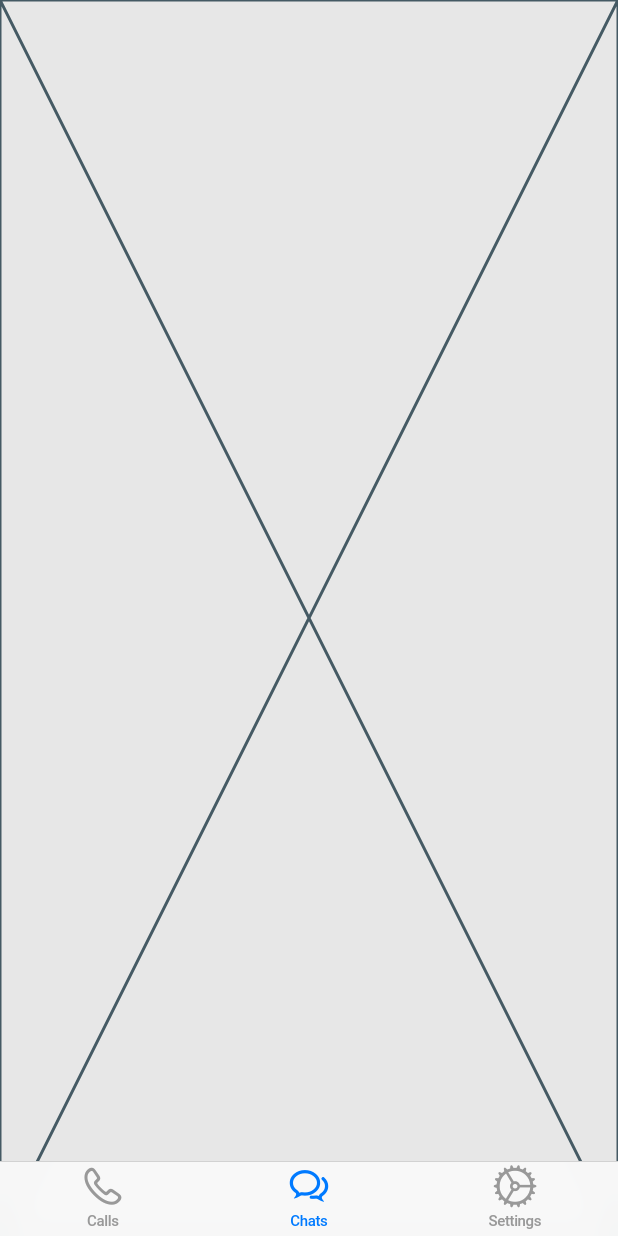
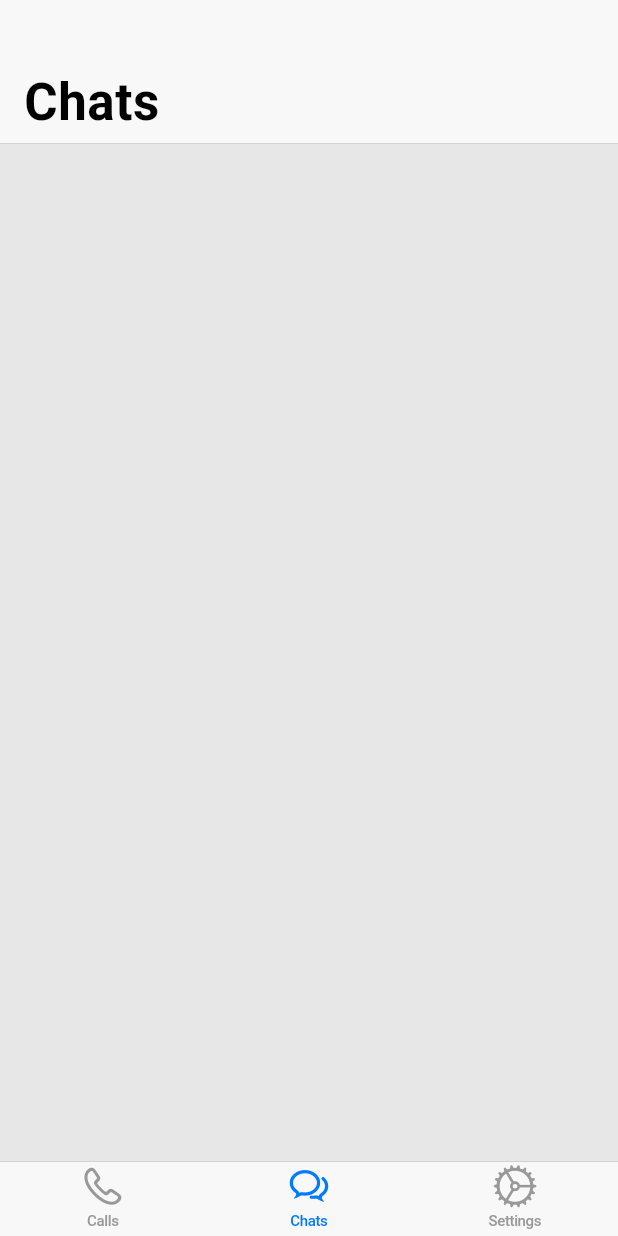
Before and after one commit to akosijho/flutter_cupertino, a Flutter app: the screen it shows after launch, on a phone screen of 412 x 824 dp. Run offline on Flutter 3.47's test engine with Material 2 defaults, Android fonts, the phone set to English and light mode, and no system bars.

Commit message:
Create navigation bar inside chats.

```diff
--- a/lib/adding_tabs/Tabs.dart
+++ b/lib/adding_tabs/Tabs.dart
@@ -34,7 +34,13 @@ class _TabsState extends State<Tabs> {
               break;
             case 1:
               returnValue = CupertinoTabView(
-                builder: (context) => const Placeholder(),
+                builder: (context) => const CustomScrollView(
+                  slivers: [
+                    CupertinoSliverNavigationBar(
+                      largeTitle: Text('Chats'),
+                    )
+                  ],
+                ),
               );
               break;
             case 2:
```
